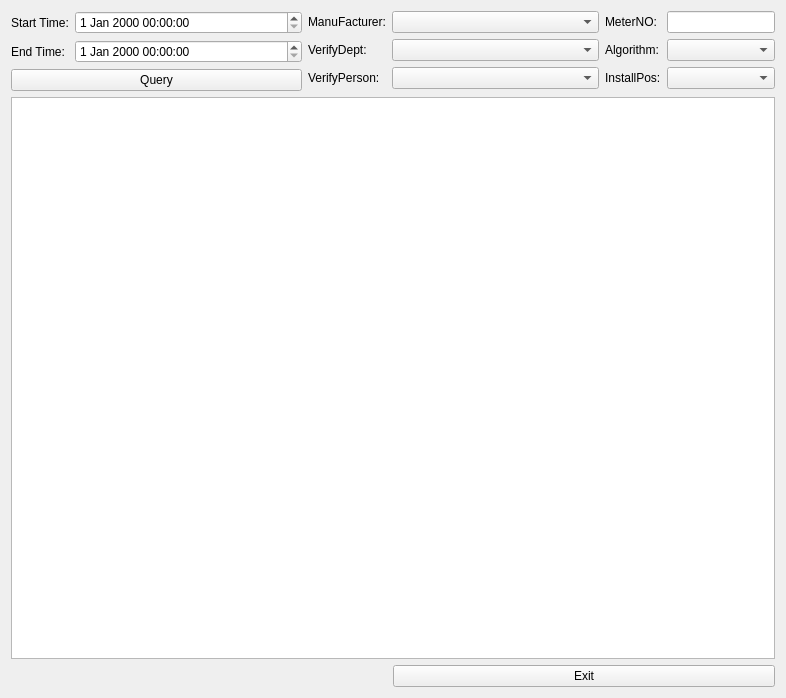
Qt form source/resultquery/ui/calculator_result.ui (flimmy78/qtverify) before a commit.
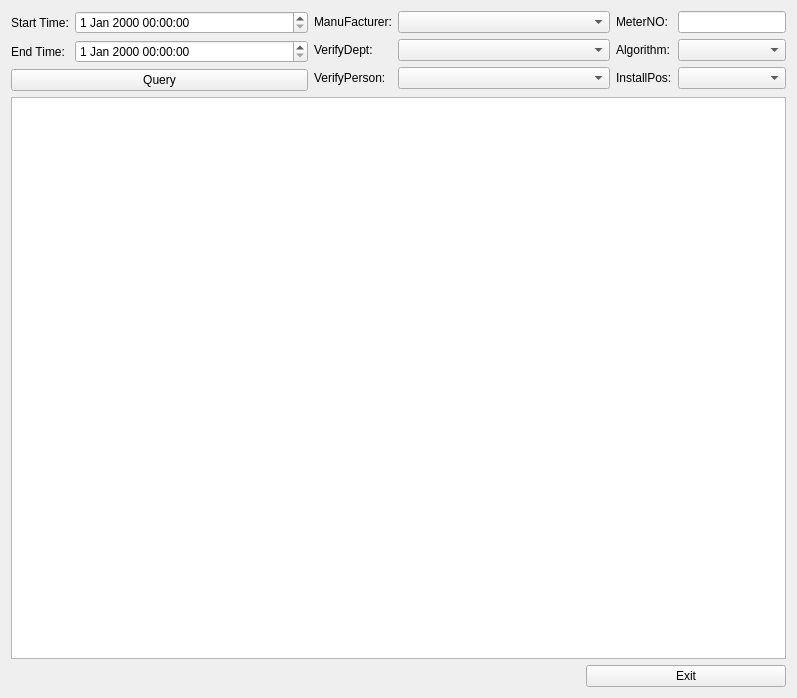
The same form after that commit.

The edit to the form file:
```diff
--- a/source/resultquery/ui/calculator_result.ui
+++ b/source/resultquery/ui/calculator_result.ui
@@ -6,7 +6,7 @@
    <rect>
     <x>0</x>
     <y>0</y>
-    <width>786</width>
+    <width>797</width>
     <height>698</height>
    </rect>
   </property>
@@ -273,11 +273,17 @@
      <item>
       <widget class="QPushButton" name="btnExit">
        <property name="sizePolicy">
-        <sizepolicy hsizetype="Expanding" vsizetype="Fixed">
+        <sizepolicy hsizetype="Preferred" vsizetype="Fixed">
          <horstretch>0</horstretch>
          <verstretch>0</verstretch>
         </sizepolicy>
        </property>
+       <property name="minimumSize">
+        <size>
+         <width>200</width>
+         <height>0</height>
+        </size>
+       </property>
        <property name="text">
         <string>Exit</string>
        </property>
```
